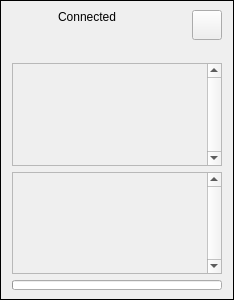
Before: the Qt Designer form DMHelper/src/networkstatusframe.ui in MMetze/DMHelper, drawn with Qt 5.
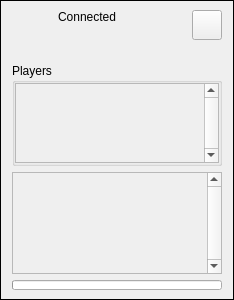
After: the same form once the commit is applied. Icons and pictures are not drawn.

Commit message: Added "Players" title

What changed in the file:
```diff
--- a/DMHelper/src/networkstatusframe.ui
+++ b/DMHelper/src/networkstatusframe.ui
@@ -157,6 +157,27 @@
     </layout>
    </item>
    <item>
+    <widget class="QGroupBox" name="grpPlayers">
+     <property name="title">
+      <string>Players</string>
+     </property>
+     <layout class="QGridLayout" name="gridLayout">
+      <property name="leftMargin">
+       <number>0</number>
+      </property>
+      <property name="topMargin">
+       <number>0</number>
+      </property>
+      <property name="rightMargin">
+       <number>0</number>
+      </property>
+      <property name="bottomMargin">
+       <number>0</number>
+      </property>
+      <property name="spacing">
+       <number>0</number>
+      </property>
+      <item row="0" column="0">
     <widget class="QScrollArea" name="scrollAreaPlayers">
      <property name="verticalScrollBarPolicy">
       <enum>Qt::ScrollBarAlwaysOn</enum>
@@ -169,11 +190,14 @@
        <rect>
         <x>0</x>
         <y>0</y>
-        <width>198</width>
-        <height>99</height>
+           <width>192</width>
+           <height>77</height>
        </rect>
       </property>
      </widget>
+       </widget>
+      </item>
+     </layout>
     </widget>
    </item>
    <item>
```
Lines whose indentation alone changed are shown as unchanged. The commit also changes 1 other file.
